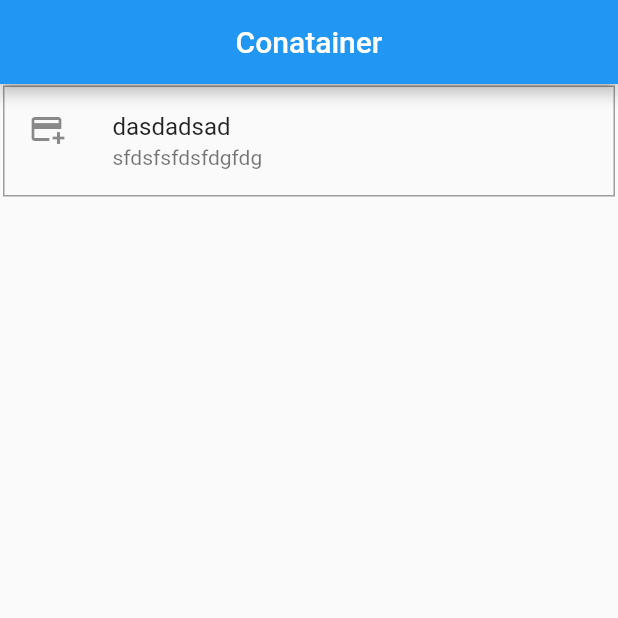
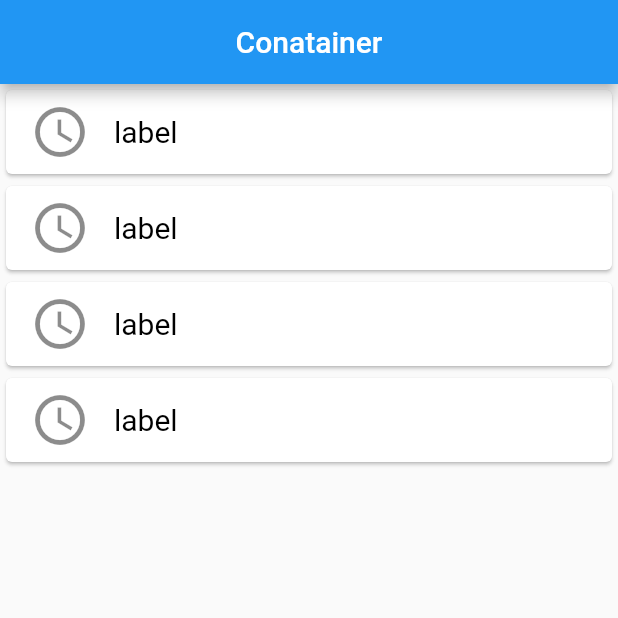
Before and after one commit to eahb0y/Listtile, a Flutter app: the screen it shows after launch, on a phone screen of 412 x 824 dp, the top half of it. Run offline on Flutter 3.47's test engine with Material 2 defaults, Android fonts, the phone set to English and light mode, and no system bars.

Commit message:
list is refactored and withdraved from main dart, and created listTile file

```diff
--- /dev/null
+++ b/lib/listTile.dart
@@ -0,0 +1,20 @@
+import 'package:flutter/material.dart';
+
+class Cards extends StatelessWidget {
+  const Cards({
+    Key? key,
+    required this.icon,
+    required this.label,
+  }) : super(key: key);
+  final IconData icon;
+  final String label;
+  @override
+  Widget build(BuildContext context) {
+    return Card(
+        child: ListTile(
+      leading: Icon(icon, size: 40.0),
+      title: Text(label,
+          style: const TextStyle(color: Colors.black, fontSize: 20.0)),
+    ));
+  }
+}
--- a/lib/main.dart
+++ b/lib/main.dart
@@ -1,4 +1,5 @@
 import 'package:flutter/material.dart';
+import 'listTile.dart';
 
 void main() => runApp(MyApp());
 
@@ -12,17 +13,10 @@ class MyApp extends StatelessWidget {
           appBar: AppBar(title: const Center(child: Text("Conatainer"))),
           body: Center(
             child: Column(children: [
-              Padding(
-                  padding: EdgeInsets.only(left: 2.0, top: 1.0, right: 2.0),
-                  child: Container(
-                    decoration: BoxDecoration(
-                        border: Border.all(color: Colors.grey, width: 1.0)),
-                    child: ListTile(
-                      leading: Icon(Icons.add_card),
-                      title: const Text("dasdadsad"),
-                      subtitle: const Text("sfdsfsfdsfdgfdg"),
-                    ),
-                  ))
+              const Cards(icon: Icons.access_time_sharp, label: "label"),
+              const Cards(icon: Icons.access_time_sharp, label: "label"),
+              const Cards(icon: Icons.access_time_sharp, label: "label"),
+              const Cards(icon: Icons.access_time_sharp, label: "label"),
             ]),
           )),
     );
```
